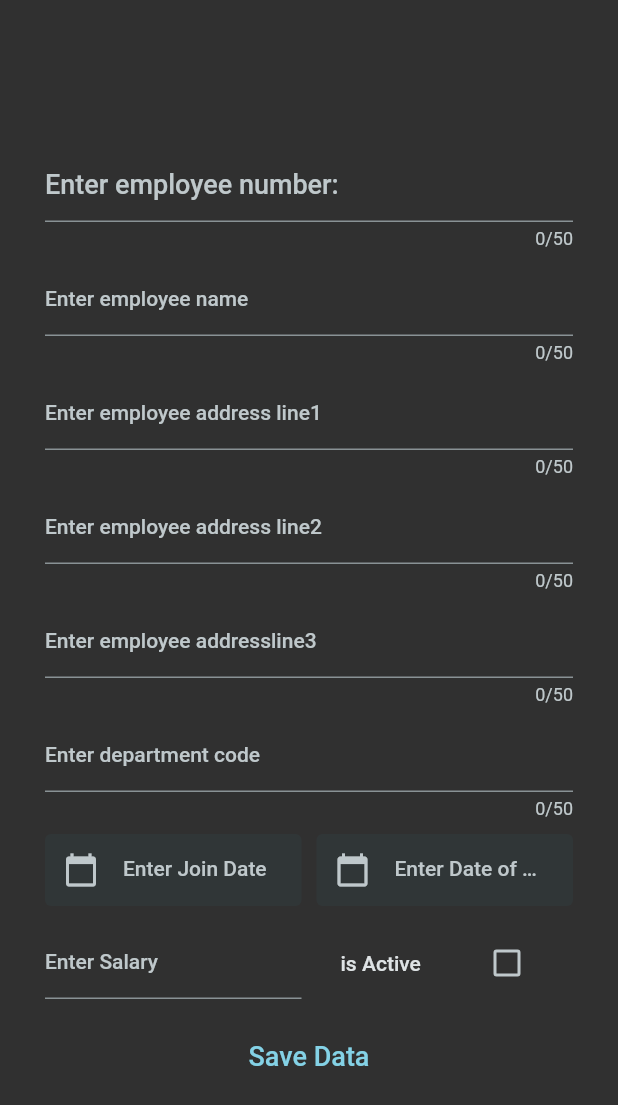
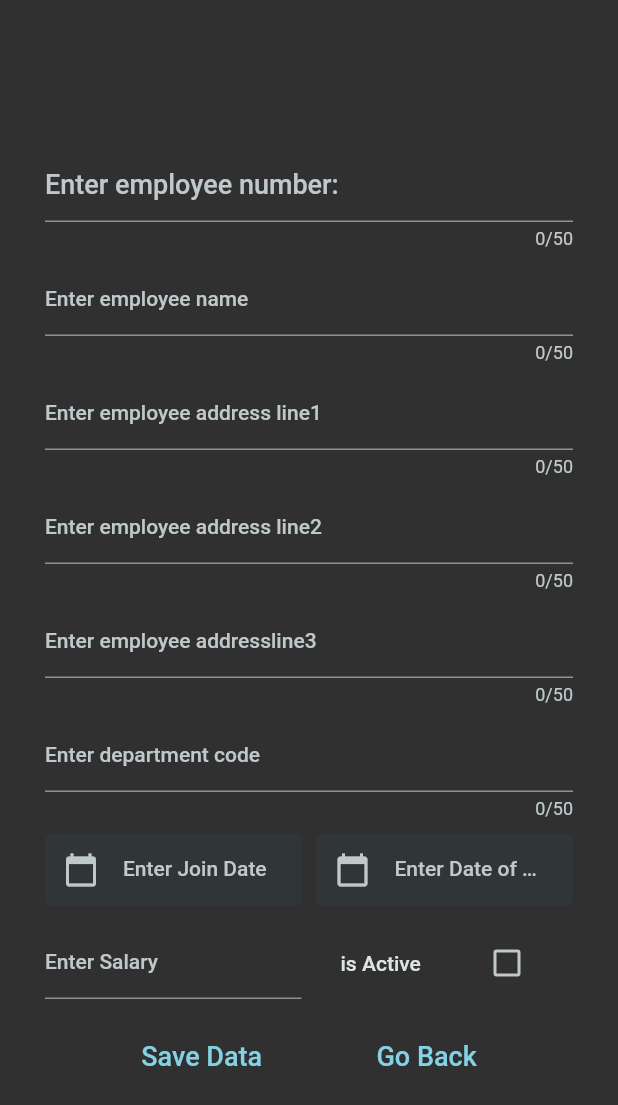
Before and after one commit to IT19174822/my_pos_rest_api_flutter, a Flutter app: the screen it shows after launch, after a tap on "POST", on a phone screen of 412 x 824 dp. Shown: the top 1105 px of the screen. Run offline on Flutter 3.47's test engine with Material 2 defaults, Android fonts, the phone set to English and light mode, and no system bars; network calls fail.

```diff
--- a/lib/screens/home_page.dart
+++ b/lib/screens/home_page.dart
@@ -62,7 +62,7 @@ class _HomePageState extends State<HomePage> {
     return Scaffold(
       appBar: AppBar(
         actions: [
-          IconButton(onPressed: getData, icon: Icon(Icons.add))
+          IconButton(onPressed: _addEmployee, icon: Icon(Icons.add))
         ],
         title: const Text('Employees'),
       ),
--- a/lib/screens/new_employee.dart
+++ b/lib/screens/new_employee.dart
@@ -170,9 +170,21 @@ class _AddEmployeeState extends State<AddEmployee> {
                       ],
                     ),
                   SizedBox(height: 10,),
-                  TextButton(onPressed: (){}, child: Text('Save Data',style: TextStyle(
-                    fontSize: 18
-                  ),))
+                  Row(
+                    mainAxisAlignment: MainAxisAlignment.spaceEvenly,
+                    children: [
+                      TextButton(onPressed: (){}, child: Text('Save Data',style: TextStyle(
+                          fontSize: 18
+                      ),)),
+                      TextButton(onPressed: (){
+                        Navigator.of(context).pop();
+                      }, child: Text('Go Back',style: TextStyle(
+                          fontSize: 18
+                      ),))
+
+                    ],
+                  )
+
 
 
                 ],
```
Also changed, not shown: lib/screens/start_screen.dart (+8 -0 lines).
